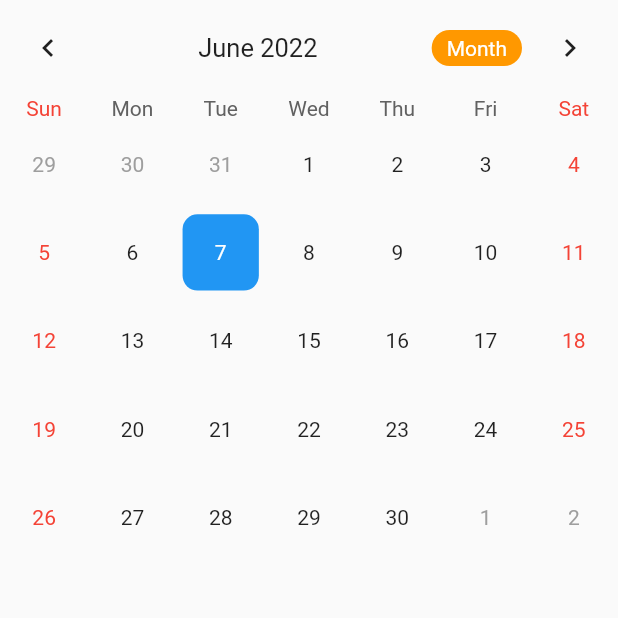
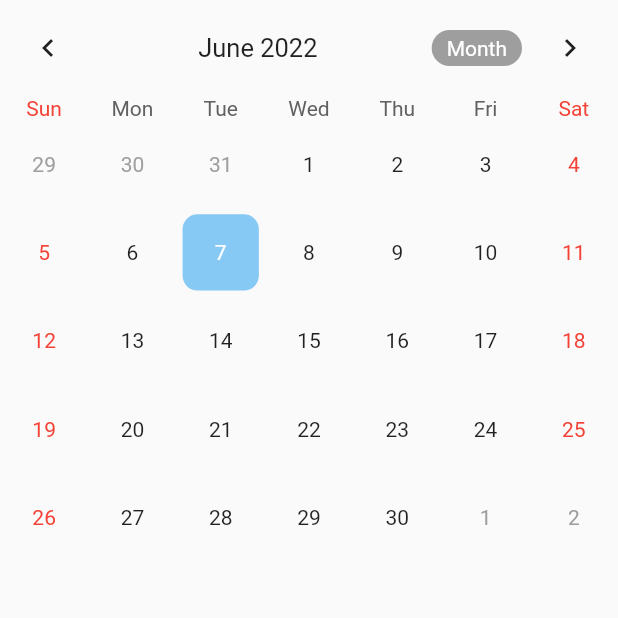
Before and after one commit to SuminJN/MobileAppDev-Final-Project, a Flutter app: the CalendarPage screen opened directly, on a phone screen of 412 x 824 dp, the top half of it. Run offline on Flutter 3.47's test engine with Material 2 defaults, Android fonts, the phone set to English and light mode, and no system bars; drawn by our look-alikes of table_calendar; our stand-ins replace cloud_firestore, firebase_auth, firebase_core, fl_chart, image_picker, stop_watch_timer; missing offline and left inert: google_mlkit_text_recognition, user_profile_avatar; accounts and stored records are empty; statements that could not run were skipped.

Commit message:
updated Calendar Page

```diff
--- a/moappdev_project/lib/screens/calendar/calendar.dart
+++ b/moappdev_project/lib/screens/calendar/calendar.dart
@@ -10,8 +10,10 @@ Stream planStream = FirebaseFirestore.instance.collection('plan').snapshots();
 
 class Event {
   final String title;
+  bool isAchieved;
+  final String docId;
 
-  Event(this.title);
+  Event(this.title, this.isAchieved, this.docId);
 
   @override
   String toString() => title;
@@ -25,6 +27,7 @@ class CalendarPage extends StatefulWidget {
 }
 
 class _CalendarPageExampleState extends State<CalendarPage> {
+  Color appColor = const Color.fromRGBO(134, 201, 245, 1);
   late CalendarController _controller;
   late Map<DateTime, List<dynamic>> _events;
   late List<dynamic> _selectedEvents;
@@ -53,12 +56,20 @@ class _CalendarPageExampleState extends State<CalendarPage> {
                 for (final document in snapshot.data!.docs) {
                   if (user?.uid.toString() == document.data()['userId']) {
                     if (_events.containsKey(document.data()['date'].toDate())) {
-                      _events[document.data()['date'].toDate()]!
-                          .add(Event(document.data()['title']));
+                      _events[document.data()['date'].toDate()]!.add(Event(
+                        document.data()['title'],
+                        document.data()['isAchieved'],
+                        document.id,
+                      ));
                     } else {
                       _events[document.data()['date'].toDate()] = [
-                        Event(document.data()['title'])
+                        Event(
+                          document.data()['title'],
+                          document.data()['isAchieved'],
+                          document.id,
+                        )
                       ];
+                      // print(document.id);
                     }
                   }
                 }
@@ -71,7 +82,7 @@ class _CalendarPageExampleState extends State<CalendarPage> {
                     initialCalendarFormat: CalendarFormat.month,
                     calendarStyle: CalendarStyle(
                         canEventMarkersOverflow: true,
-                        todayColor: Colors.orange,
+                        todayColor: Colors.grey,
                         selectedColor: Theme.of(context).primaryColor,
                         todayStyle: const TextStyle(
                             fontWeight: FontWeight.bold,
@@ -80,7 +91,7 @@ class _CalendarPageExampleState extends State<CalendarPage> {
                     headerStyle: HeaderStyle(
                       centerHeaderTitle: true,
                       formatButtonDecoration: BoxDecoration(
-                        color: Colors.orange,
+                        color: Colors.grey,
                         borderRadius: BorderRadius.circular(20.0),
                       ),
                       formatButtonTextStyle:
@@ -98,7 +109,7 @@ class _CalendarPageExampleState extends State<CalendarPage> {
                           margin: const EdgeInsets.all(4.0),
                           alignment: Alignment.center,
                           decoration: BoxDecoration(
-                              color: Theme.of(context).primaryColor,
+                              color: appColor,
                               borderRadius: BorderRadius.circular(10.0)),
                           child: Text(
                             date.day.toString(),
@@ -108,7 +119,7 @@ class _CalendarPageExampleState extends State<CalendarPage> {
                           margin: const EdgeInsets.all(4.0),
                           alignment: Alignment.center,
                           decoration: BoxDecoration(
-                              color: Colors.orange,
+                              color: Colors.indigoAccent.shade100,
                               borderRadius: BorderRadius.circular(10.0)),
                           child: Text(
                             date.day.toString(),
@@ -117,9 +128,7 @@ class _CalendarPageExampleState extends State<CalendarPage> {
                     ),
                     calendarController: _controller,
                   ),
-
                   const SizedBox(height: 8.0),
-
                   ..._selectedEvents.map(
                     (event) => Container(
                       margin: const EdgeInsets.symmetric(
@@ -127,12 +136,25 @@ class _CalendarPageExampleState extends State<CalendarPage> {
                         vertical: 4.0,
                       ),
                       decoration: BoxDecoration(
+                        color: event.isAchieved == false
+                            ? Colors.redAccent.shade100
+                            : Colors.lightBlue.shade300,
                         border: Border.all(),
                         borderRadius: BorderRadius.circular(12.0),
                       ),
                       child: ListTile(
-                        onTap: () => print(event.title),
-                        title: Text(event.title),
+                        onTap: () {
+                          checkIsAchieved(event);
+                          setState(() {
+                            event.isAchieved == false
+                                ? event.isAchieved = true
+                                : event.isAchieved = false;
+                          });
+                        },
+                        title: Text(
+                          event.title,
+                          style: const TextStyle(fontWeight: FontWeight.bold),
+                        ),
                       ),
                     ),
                   ),
@@ -142,4 +164,13 @@ class _CalendarPageExampleState extends State<CalendarPage> {
           }),
     );
   }
+
+  Future<void> checkIsAchieved(Event event) async {
+    final userInfo =
+        FirebaseFirestore.instance.collection('plan').doc(event.docId);
+
+    userInfo.update({
+      'isAchieved': event.isAchieved == false ? true : false,
+    });
+  }
 }
--- a/moappdev_project/lib/screens/detail.dart
+++ b/moappdev_project/lib/screens/detail.dart
@@ -137,6 +137,7 @@ class _DetailPageState extends State<DetailPage> {
                         'title': _titleController.text,
                         'date': currentDate,
                         'userId': user?.uid.toString(),
+                        'isAchieved': false,
                       });
 
                       ScaffoldMessenger.of(context).showSnackBar(
--- a/moappdev_project/lib/screens/function.dart
+++ b/moappdev_project/lib/screens/function.dart
@@ -23,7 +23,8 @@ class _FunctionPageState extends State<FunctionPage> {
                     builder: (context) => const StopwatchPage()));
               },
               child: Container(
-                color: Colors.redAccent,
+
+                color: Colors.redAccent.shade200,
                 padding: const EdgeInsets.all(30),
                 child: Row(
                   mainAxisAlignment: MainAxisAlignment.center,
@@ -43,7 +44,7 @@ class _FunctionPageState extends State<FunctionPage> {
                     builder: (context) => const TranslatorPage()));
               },
               child: Container(
-                color: Colors.orangeAccent,
+                color: Colors.orangeAccent.shade200,
                 padding: const EdgeInsets.all(30),
                 child: Row(
                   mainAxisAlignment: MainAxisAlignment.center,
--- a/moappdev_project/lib/screens/setting.dart
+++ b/moappdev_project/lib/screens/setting.dart
@@ -62,6 +62,7 @@ class _SettingPageState extends State<SettingPage> {
                     ),
                   ),
                 ),
+                const SizedBox(width: 10.0,),
                 FutureBuilder(
                     future: readData(),
                     builder: (BuildContext context, AsyncSnapshot snapshot) {
--- a/moappdev_project/lib/screens/subject.dart
+++ b/moappdev_project/lib/screens/subject.dart
@@ -35,6 +35,10 @@ class _SubjectPageState extends State<SubjectPage> {
                     document.data()! as Map<String, dynamic>;
                   return user!.uid.toString() == data['userId']
                     ? Card(
+                    shape: ContinuousRectangleBorder(
+                      borderRadius: BorderRadius.circular(15.0),
+                      side: const BorderSide(),
+                    ),
                     child: InkWell(
                       onTap: () {
                         Navigator.of(context).push(MaterialPageRoute(
```
